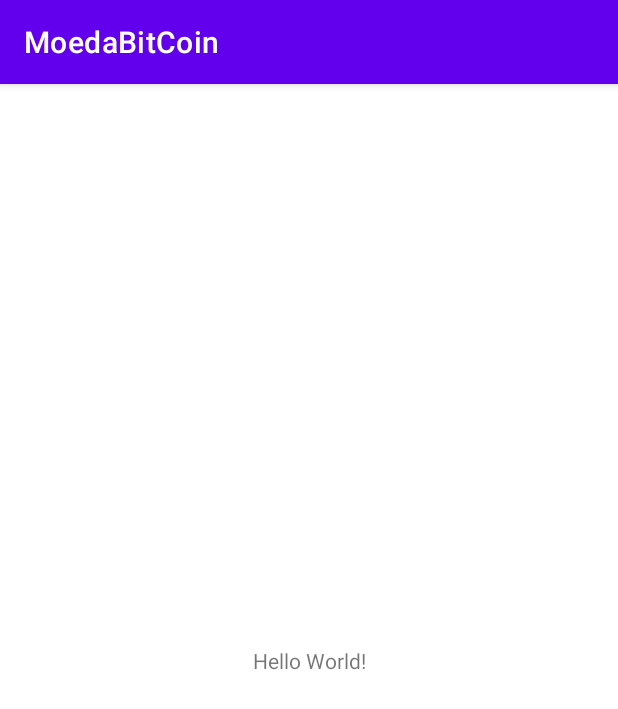
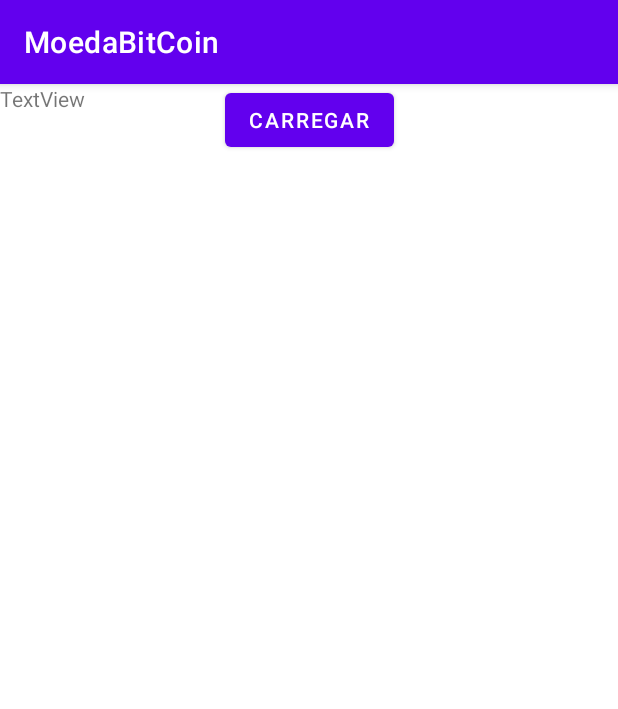
Before and after one commit to viniciusbiancorodrigues/MoedaBitCoin, an Android app: the screen it shows after launch (MainActivity), on a phone screen of 412 x 824 dp. Shown: the top 709 px of the screen. Run offline under Robolectric (Android 15) with nearby library versions, the phone set to English and light mode, and no system bars.

Commit message:
criando modulo api

```diff
--- a/app/src/main/java/com/example/moedabitcoin/CoinRetrofit.kt
+++ b/app/src/main/java/com/example/moedabitcoin/api/CoinRetrofit.kt
@@ -1,5 +1,7 @@
-package com.example.moedabitcoin
+package com.example.moedabitcoin.api
 
+import com.example.moedabitcoin.Coin
+import com.example.moedabitcoin.CoinResponse
 import retrofit2.Retrofit
 import retrofit2.Call
 import retrofit2.Response
--- a/app/src/main/res/layout/activity_main.xml
+++ b/app/src/main/res/layout/activity_main.xml
@@ -7,13 +7,20 @@
     tools:context=".MainActivity">
 
     <TextView
-        android:id="@+id/textView"
+        android:id="@+id/textView2"
         android:layout_width="wrap_content"
         android:layout_height="wrap_content"
-        android:text="Hello World!"
-        app:layout_constraintBottom_toBottomOf="parent"
-        app:layout_constraintLeft_toLeftOf="parent"
-        app:layout_constraintRight_toRightOf="parent"
-        app:layout_constraintTop_toTopOf="parent"/>
+        android:text="TextView"
+        tools:layout_editor_absoluteX="203dp"
+        tools:layout_editor_absoluteY="236dp" />
+
+    <Button
+        android:id="@+id/buttonCarregar"
+        android:layout_width="wrap_content"
+        android:layout_height="wrap_content"
+        android:text="Carregar"
+        app:layout_constraintEnd_toEndOf="parent"
+        app:layout_constraintStart_toStartOf="parent"
+        tools:layout_editor_absoluteY="358dp" />
 
 </androidx.constraintlayout.widget.ConstraintLayout>
```
Also changed, not shown: app/src/main/java/com/example/moedabitcoin/api/CoinApi.kt (renamed from app/src/main/java/com/example/moedabitcoin/CoinApi.kt, +5 -2 lines).
